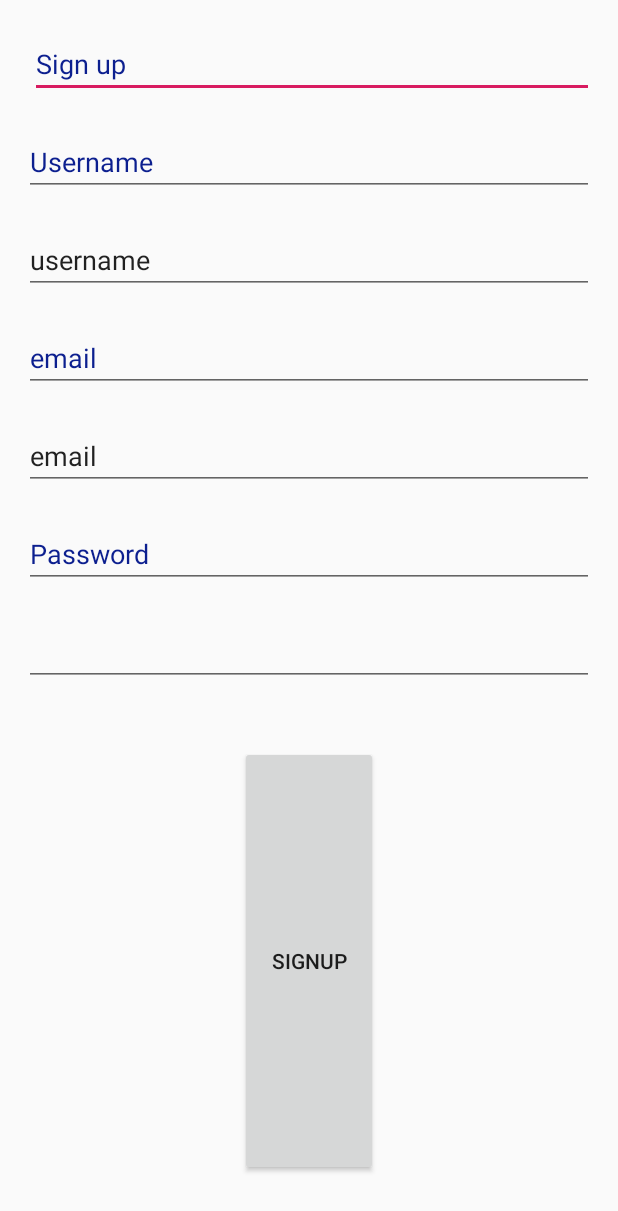
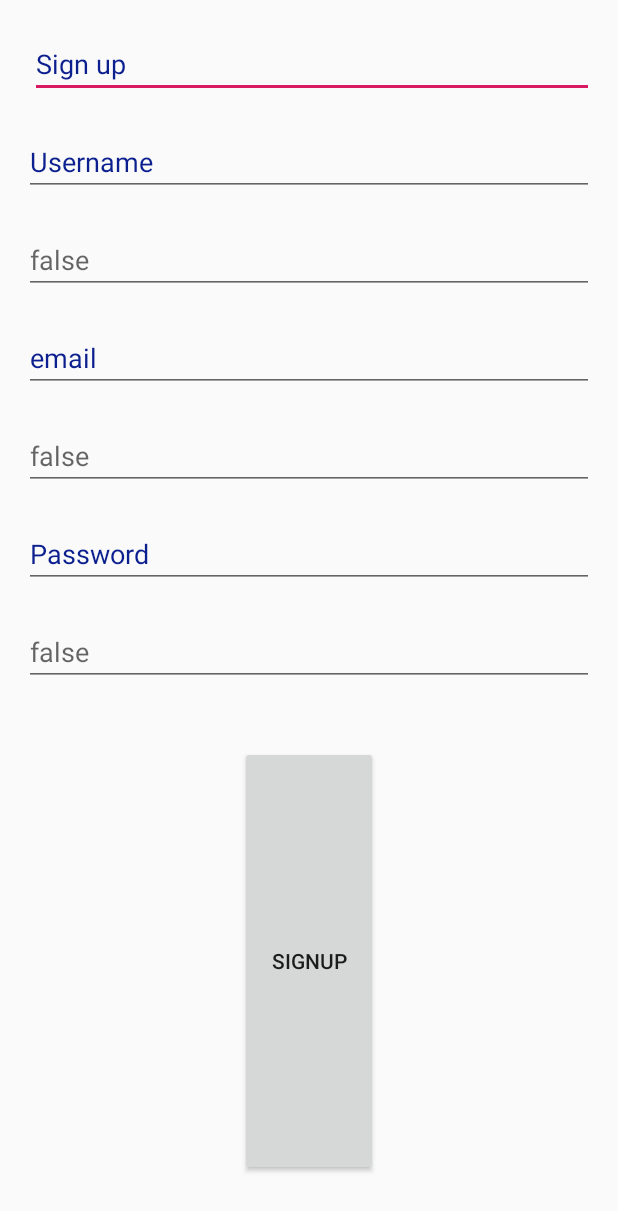
Before and after one commit to sirine20/dsi31-g2-NoMoreCovid, an Android app: the layout activity_signup.xml on its own in the app's theme, with its tools: preview values and no code run, on a phone screen of 412 x 824 dp. Shown: the top 1211 px of the screen. Run offline under Robolectric (Android 15) with nearby library versions, the phone set to English and light mode, and no system bars.

Commit message:
activity_signup

```diff
--- a/app/src/main/res/layout/activity_login.xml
+++ b/app/src/main/res/layout/activity_login.xml
@@ -23,7 +23,7 @@
         android:layout_marginRight="130dp"
         android:ems="10"
         android:inputType="textPersonName"
-        android:text="@+id/Nmc" />
+        android:text="NoMoreCovid " />
 
     <EditText
         android:id="@+id/editText3"
--- a/app/src/main/res/layout/activity_signup.xml
+++ b/app/src/main/res/layout/activity_signup.xml
@@ -64,8 +64,9 @@
             android:layout_marginEnd="16dp"
             android:layout_marginRight="53dp"
             android:ems="10"
+            android:hint="@+id/username"
             android:inputType="textPersonName"
-            android:text="username" />
+            />
 
         <EditText
             android:id="@+id/editText9"
@@ -101,7 +102,7 @@
             android:layout_marginEnd="16dp"
             android:layout_marginRight="79dp"
             android:ems="10"
-            android:text="email"
+            android:hint="@+id/email"
             android:inputType="textEmailAddress" />
 
         <EditText
@@ -138,6 +139,7 @@
             android:layout_marginEnd="16dp"
             android:layout_marginRight="16dp"
             android:ems="10"
+            android:hint="@+id/password"
             android:inputType="textPassword" />
 
         <Button
```
